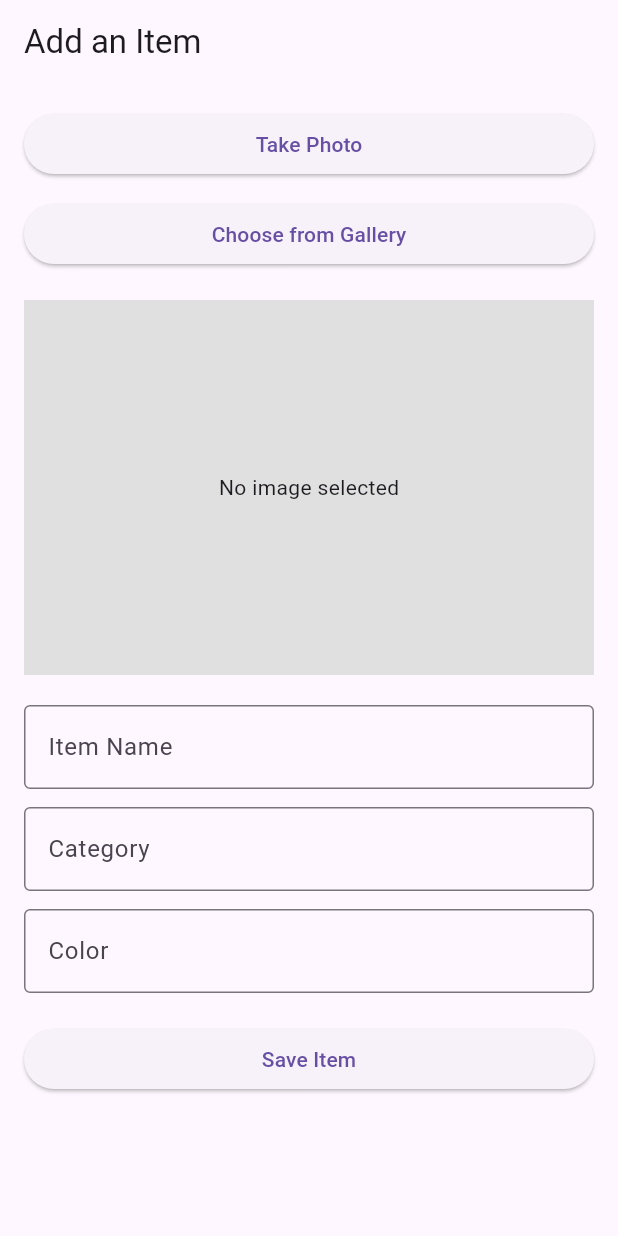
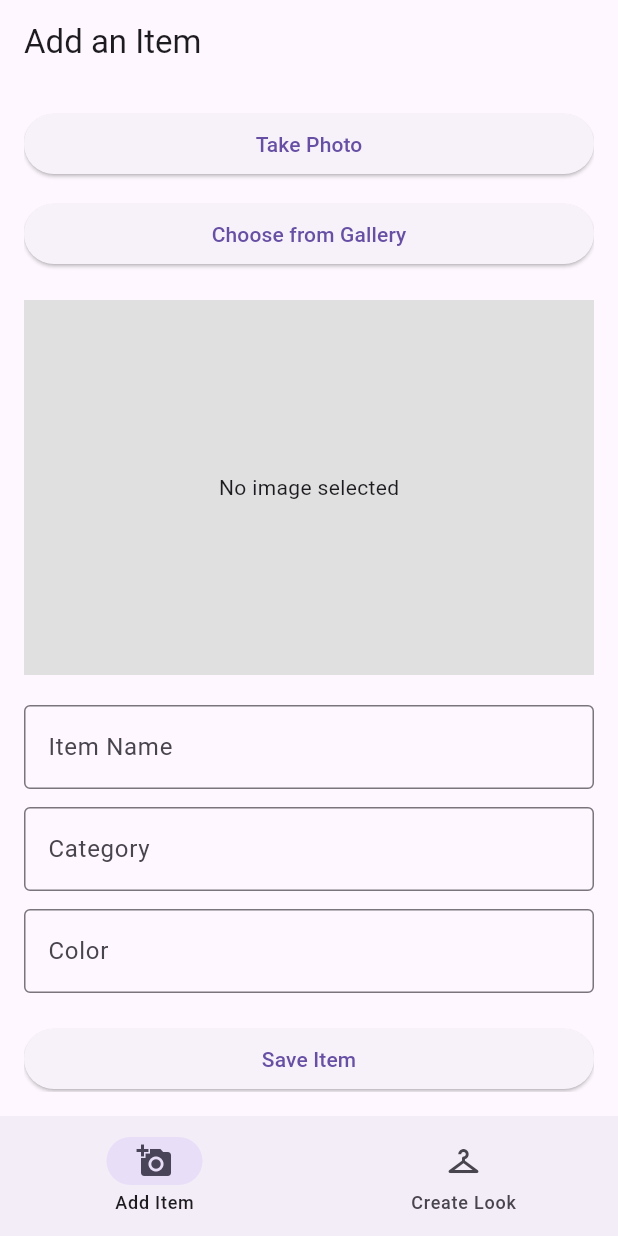
Before and after one commit to Shayan-Webdeveloper/Closet-App, a Flutter app: the screen it shows after launch, on a phone screen of 412 x 824 dp. Run offline on Flutter 3.47's test engine with Material 3 defaults, Android fonts, the phone set to English and light mode, and no system bars; our stand-ins replace image_picker, supabase_flutter; missing offline and left inert: flutter_onnxruntime; accounts and stored records are empty.

Commit message:
Look Creation conneted with Supabase and Sending data to supabase

```diff
--- a/lib/main.dart
+++ b/lib/main.dart
@@ -1,6 +1,8 @@
 import 'package:flutter/material.dart';
 import 'package:supabase_flutter/supabase_flutter.dart';
 import 'screens/add_item_screen.dart';
+// import 'screens/create_look_screen.dart';
+import 'screens/create_look_screen.dart';
 
 Future<void> main() async {
   WidgetsFlutterBinding.ensureInitialized();
@@ -20,7 +22,35 @@ class MyApp extends StatelessWidget {
   Widget build(BuildContext context) {
     return const MaterialApp(
       debugShowCheckedModeBanner: false,
-      home: AddItemScreen(),
+      home: const HomeShell(),
+      //  AddItemScreen(),
+      // CreateLookScreen(),
     );
   }
 }
+class HomeShell extends StatefulWidget {
+  const HomeShell({super.key});
+
+  @override
+  State<HomeShell> createState() => _HomeShellState();
+}
+
+class _HomeShellState extends State<HomeShell> {
+  int _index = 0;
+
+  @override
+  Widget build(BuildContext context) {
+    final screens = [const AddItemScreen(), const CreateLookScreen()];
+    return Scaffold(
+      body: screens[_index],
+      bottomNavigationBar: NavigationBar(
+        selectedIndex: _index,
+        onDestinationSelected: (i) => setState(() => _index = i),
+        destinations: const [
+          NavigationDestination(icon: Icon(Icons.add_a_photo), label: 'Add Item'),
+          NavigationDestination(icon: Icon(Icons.checkroom), label: 'Create Look'),
+        ],
+      ),
+    );
+  }
+}
```
Also changed, not shown: lib/screens/create_look_screen.dart (added, +129 -0 lines).
